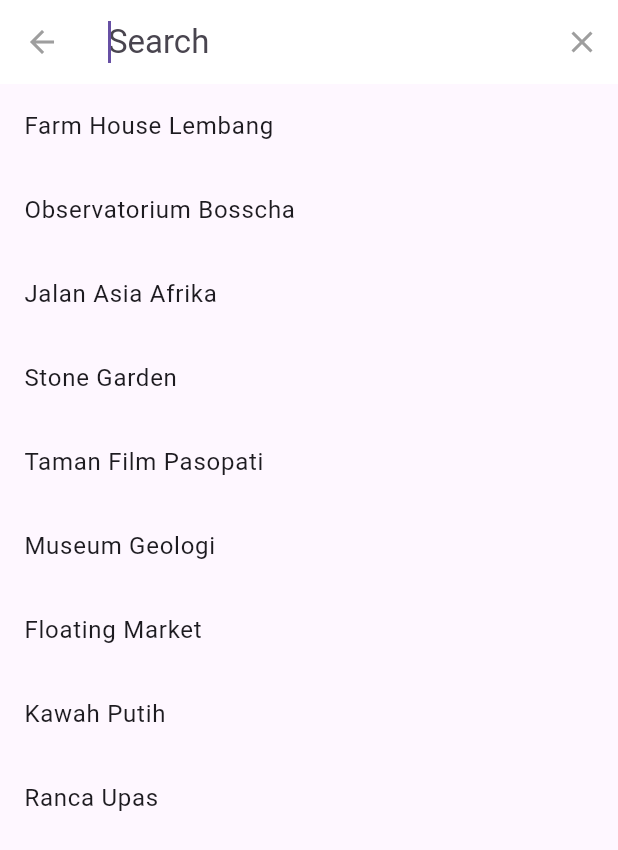
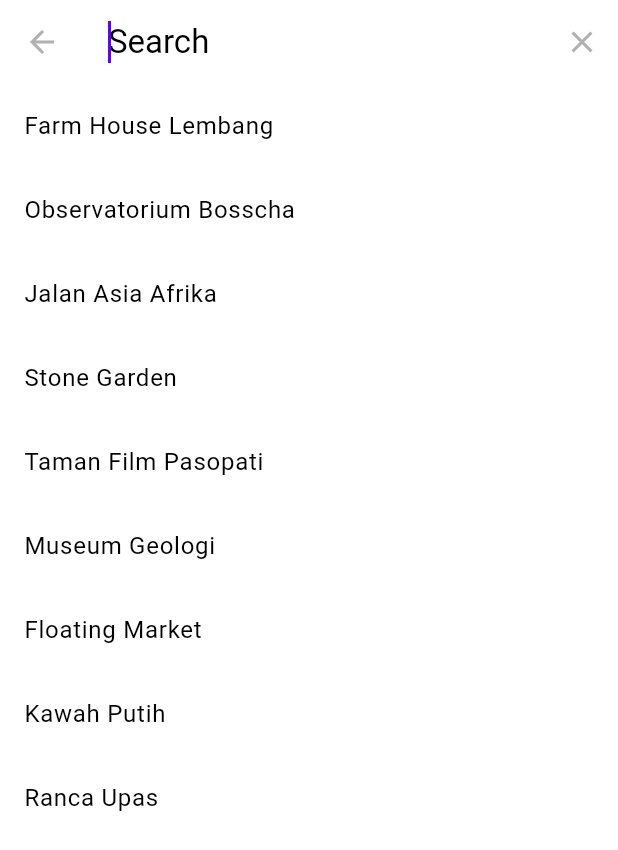
Before and after one commit to alfianfakhrudin2/wisatajogjaApp, a Flutter app: the screen it shows after launch, after a tap on the "search" icon, on a phone screen of 412 x 824 dp. Shown: the top 850 px of the screen. Run offline on Flutter 3.47's test engine with Material 3 defaults, Android fonts, the phone set to English and light mode, and no system bars; network calls fail.

Commit message:
menambahkan banner profile dan juga search udah aktif, nextnya nambah darkmode button

```diff
--- a/lib/main.dart
+++ b/lib/main.dart
@@ -1,22 +1,44 @@
 import 'package:flutter/material.dart';
-import 'package:wisatajogja/detail_screen.dart';
-import 'package:wisatajogja/main_screen.dart';
+import 'package:flutter/services.dart';
+import 'package:wisatajogja/screen/detail_screen.dart';
+import 'package:wisatajogja/screen/main_screen.dart';
 import 'package:wisatajogja/model/tourism_place.dart';
+import 'package:wisatajogja/provider/themeProv.dart';
+import 'package:flutter/material.dart';
+import 'package:provider/provider.dart';
+// void main() => runApp(const MainApp());
 
-void main() => runApp(const MainApp());
+Future main() async {
+  WidgetsFlutterBinding.ensureInitialized();
+  await SystemChrome.setPreferredOrientations([
+    DeviceOrientation.portraitUp,
+    DeviceOrientation.portraitDown,
+  ]);
+
+  runApp(MainApp());
+}
 
 class MainApp extends StatelessWidget {
   const MainApp({Key? key}) : super(key: key);
 
+  static const String title = 'Wisata Jogja';
+
   @override
-  Widget build(BuildContext context) {
-    return MaterialApp(
-      title: 'wisata jogja',
-      theme: ThemeData(),
-      debugShowCheckedModeBanner: false,
-      home: const MainScreen(),
-    );
-  }
+  Widget build(BuildContext context) => ChangeNotifierProvider(
+        create: (context) => Themeprov(),
+        builder: (context, _) {
+          final themeProv = Provider.of<Themeprov>(context);
+
+          return MaterialApp(
+            title: 'wisata jogja',
+            debugShowCheckedModeBanner: false,
+            themeMode: themeProv.themeMode,
+            theme: myThemes.lightTheme,
+            darkTheme: myThemes.darkTheme,
+            home: MainScreen(),
+          );
+        },
+      );
 }
 
 // class HomeScreen extends StatelessWidget {
--- a/lib/main_screen.dart
+++ /dev/null
@@ -1,239 +0,0 @@
-import 'dart:math';
-
-import 'package:flutter/material.dart';
-import 'package:wisatajogja/detail_screen.dart';
-import 'package:wisatajogja/model/tourism_place.dart';
-
-class MainScreen extends StatefulWidget {
-  const MainScreen({Key? key}) : super(key: key);
-
-  @override
-  State<MainScreen> createState() => _MainScreenState();
-}
-
-class _MainScreenState extends State<MainScreen> {
-  late List<TourismPlace> filteredPlaces;
-
-  @override
-  void initState() {
-    super.initState();
-    filteredPlaces = tourismPlaceList;
-  }
-
-  // void _filterPlaces(String query) {
-
-  // }
-
-  @override
-  Widget build(BuildContext context) {
-    return Scaffold(
-      appBar: AppBar(
-        title: Text('Wisata Bandung'),
-        backgroundColor: const Color.fromARGB(255, 198, 209, 226),
-        actions: [
-          IconButton(
-            icon: const Icon(Icons.search,
-                color: Color.fromARGB(255, 19, 18, 18)),
-            onPressed: () {
-              showSearch(context: context, delegate: PlaceSearchDelegate());
-            },
-          ),
-        ],
-        leading: IconButton(
-          icon: const Icon(Icons.menu, color: Color.fromARGB(255, 20, 20, 20)),
-          onPressed: () {},
-        ),
-      ),
-      body: LayoutBuilder(
-        builder: (BuildContext context, BoxConstraints constraints) {
-          if (constraints.maxWidth <= 600) {
-            return TourismPlaceList();
-          } else if (constraints.maxWidth <= 1200) {
-            return const TourismPlaceGrid(gridCount: 4);
-          } else {
-            return const TourismPlaceGrid(gridCount: 6);
-          }
-        },
-      ),
-    );
-  }
-}
-
-//untuk list view
-class TourismPlaceList extends StatelessWidget {
-  const TourismPlaceList({Key? key}) : super(key: key);
-
-  @override
-  Widget build(BuildContext context) {
-    return ListView.builder(
-      itemCount: tourismPlaceList.length,
-      itemBuilder: (context, index) {
-        final TourismPlace place = tourismPlaceList[index];
-        return InkWell(
-          onTap: () {
-            Navigator.push(
-              context,
-              MaterialPageRoute(
-                builder: (context) {
-                  return DetailScreen(
-                    place: place,
-                  );
-                },
-              ),
-            );
-          },
-          child: Card(
-            child: Row(
-              crossAxisAlignment: CrossAxisAlignment.start,
-              children: <Widget>[
-                Expanded(
-                  flex: 1,
-                  child: Image.asset(place.imageAsset),
-                ),
-                Expanded(
-                  flex: 2,
-                  child: Padding(
-                    padding: const EdgeInsets.all(8.0),
-                    child: Column(
-                      crossAxisAlignment: CrossAxisAlignment.start,
-                      mainAxisSize: MainAxisSize.min,
-                      children: <Widget>[
-                        Text(
-                          place.name,
-                          style: const TextStyle(fontSize: 16.0),
-                        ),
-                        Text(place.location),
-                      ],
-                    ),
-                  ),
-                ),
-              ],
-            ),
-          ),
-        );
-      },
-    );
-  }
-}
-
-//untuk grid view
-class TourismPlaceGrid extends StatelessWidget {
-  final int gridCount;
-  const TourismPlaceGrid({Key? key, required this.gridCount}) : super(key: key);
-
-  @override
-  Widget build(BuildContext context) {
-    return Padding(
-      padding: const EdgeInsets.all(16.0),
-      child: GridView.count(
-        crossAxisCount: gridCount,
-        crossAxisSpacing: 16,
-        mainAxisSpacing: 16,
-        children: tourismPlaceList.map((place) {
-          return InkWell(
-            onTap: () {
-              Navigator.push(
-                context,
-                MaterialPageRoute(
-                  builder: (context) {
-                    return DetailScreen(
-                      place: place,
-                    );
-                  },
-                ),
-              );
-            },
-            child: Card(
-              child: Column(
-                crossAxisAlignment: CrossAxisAlignment.stretch,
-                children: [
-                  Expanded(
-                    flex: 1,
-                    child: Image.asset(
-                      place.imageAsset,
-                      fit: BoxFit.cover,
-                    ),
-                  ),
-                  const SizedBox(height: 8.0),
-                  Padding(
-                    padding: const EdgeInsets.all(8.0),
-                    child: Text(
-                      place.name,
-                      style: const TextStyle(
-                          fontSize: 16.0, fontWeight: FontWeight.bold),
-                    ),
-                  ),
-                  Padding(
-                    padding: const EdgeInsets.all(8.0),
-                    child: Text(place.location),
-                  ),
-                ],
-              ),
-            ),
-          );
-        }).toList(),
-      ),
-    );
-  }
-}
-
-class PlaceSearchDelegate extends SearchDelegate<String> {
-  @override
-  List<Widget> buildActions(BuildContext context) {
-    return [
-      IconButton(
-        icon: const Icon(Icons.clear),
-        onPressed: () {
-          query = '';
-        },
-      ),
-    ];
-  }
-
-  @override
-  Widget buildLeading(BuildContext context) {
-    return IconButton(
-      icon: const Icon(Icons.arrow_back),
-      onPressed: () {
-        close(context, '');
-      },
-    );
-  }
-
-  @override
-  Widget buildResults(BuildContext context) {
-    return Center(
-      child: Text('No results found for "$query"'),
-    );
-  }
-
-  @override
-  Widget buildSuggestions(BuildContext context) {
-    final List<TourismPlace> filteredPlaces = tourismPlaceList
-        .where(
-            (place) => place.name.toLowerCase().contains(query.toLowerCase()))
-        .toList();
-
-    return ListView.builder(
-      itemCount: filteredPlaces.length,
-      itemBuilder: (context, index) {
-        final TourismPlace place = filteredPlaces[index];
-        return ListTile(
-          title: Text(place.name),
-          onTap: () {
-            Navigator.push(
-              context,
-              MaterialPageRoute(
-                builder: (context) {
-                  return DetailScreen(
-                    place: place,
-                  );
-                },
-              ),
-            );
-          },
-        );
-      },
-    );
-  }
-}
--- /dev/null
+++ b/lib/provider/themeProv.dart
@@ -0,0 +1,40 @@
+import 'package:flutter/material.dart';
+import 'package:flutter/scheduler.dart';
+
+class Themeprov with ChangeNotifier {
+  ThemeMode themeMode = ThemeMode.system;
+
+  bool get isDarkMode {
+    if (themeMode == ThemeMode.system) {
+      final brightness = SchedulerBinding.instance.window.platformBrightness;
+      return brightness == Brightness.dark;
+    } else {
+      return themeMode == ThemeMode.dark;
+    }
+  }
+
+  void toggleTheme(bool isOn) {
+    themeMode = isOn ? ThemeMode.dark : ThemeMode.light;
+    notifyListeners();
+  }
+}
+
+class myThemes {
+  static final darkTheme = ThemeData(
+    scaffoldBackgroundColor: Colors.grey.shade900,
+    primaryColor: Colors.black,
+    colorScheme: ColorScheme.dark(),
+    iconTheme: IconThemeData(color: Colors.purple.shade200, opacity: 0.8),
+    textTheme: TextTheme(
+      bodyText1: TextStyle(color: Colors.white),
+      bodyText2: TextStyle(color: Colors.white),
+    ),
+  );
+
+  static final lightTheme = ThemeData(
+    scaffoldBackgroundColor: Colors.white,
+    primaryColor: Colors.white,
+    colorScheme: ColorScheme.light(),
+    iconTheme: IconThemeData(color: Colors.red, opacity: 0.8),
+  );
+}
--- a/lib/detail_screen.dart
+++ b/lib/screen/detail_screen.dart
@@ -1,7 +1,7 @@
 import 'package:flutter/foundation.dart';
 import 'package:flutter/material.dart';
 import 'package:wisatajogja/model/tourism_place.dart';
-import 'package:wisatajogja/main_screen.dart';
+import 'package:wisatajogja/screen/main_screen.dart';
 
 var informationTextStyle = const TextStyle(fontFamily: 'Oxygen');
 
@@ -140,7 +140,7 @@ class _DetailWebPageState extends State<DetailWebPage> {
                                   ),
                                 ],
                               ),
-                              SizedBox(
+                              const SizedBox(
                                 height: 20,
                               ),
                               Row(
--- /dev/null
+++ b/lib/screen/main_screen.dart
@@ -0,0 +1,335 @@
+import 'package:flutter/material.dart';
+import 'package:flutter/widgets.dart';
+import 'package:wisatajogja/screen/detail_screen.dart';
+import 'package:wisatajogja/model/tourism_place.dart';
+
+class MainScreen extends StatefulWidget {
+  const MainScreen({Key? key}) : super(key: key);
+
+  @override
+  State<MainScreen> createState() => _MainScreenState();
+}
+
+class _MainScreenState extends State<MainScreen> {
+  late List<TourismPlace> filteredPlaces;
+
+  @override
+  void initState() {
+    super.initState();
+    filteredPlaces = tourismPlaceList;
+  }
+
+  @override
+  Widget build(BuildContext context) {
+    return Scaffold(
+      appBar: AppBar(
+        title: Text('Wisata Bandung'),
+        actions: [
+          IconButton(
+            icon: const Icon(
+              Icons.search,
+            ),
+            onPressed: () {
+              showSearch(context: context, delegate: PlaceSearchDelegate());
+            },
+          ),
+          IconButton(onPressed: () {}, icon: const Icon(Icons.settings))
+        ],
+        shape: RoundedRectangleBorder(
+          borderRadius: BorderRadius.only(
+            bottomLeft: Radius.circular(20),
+            bottomRight: Radius.circular(20),
+          ),
+        ),
+      ),
+      body: Column(
+        crossAxisAlignment: CrossAxisAlignment.start,
+        children: [
+          Container(
+            margin: EdgeInsets.only(top: 16.0, left: 16.0, right: 16.0),
+            width: double.infinity,
+            height: 100,
+            padding: EdgeInsets.all(16.0),
+            decoration: BoxDecoration(
+              gradient: LinearGradient(
+                begin: Alignment.topLeft,
+                end: Alignment.bottomRight,
+                colors: [
+                  Colors.blue,
+                  Colors.green,
+                ],
+              ),
+              borderRadius: BorderRadius.only(
+                topLeft: Radius.circular(10),
+                topRight: Radius.circular(10),
+                bottomLeft: Radius.circular(10),
+                bottomRight: Radius.circular(10),
+              ),
+            ),
+            child: Row(
+              crossAxisAlignment: CrossAxisAlignment.start,
+              children: [
+                CircleAvatar(
+                  backgroundColor: Colors.white,
+                  // Ganti dengan gambar profil
+                  backgroundImage: AssetImage('assets/farm-house.jpg'),
+                  radius: 30,
+                ),
+                SizedBox(width: 16.0),
+                Column(
+                  crossAxisAlignment: CrossAxisAlignment.start,
+                  mainAxisAlignment: MainAxisAlignment.center,
+                  children: [
+                    Text(
+                      'Nama Anda', // Ganti dengan nama pengguna
+                      style: TextStyle(
+                        color: Colors.white,
+                        fontSize: 18.0,
+                        fontWeight: FontWeight.bold,
+                      ),
+                    ),
+                    SizedBox(height: 4.0),
+                    Text(
+                      'email@example.com', // Ganti dengan email pengguna
+                      style: TextStyle(
+                        color: Colors.white,
+                        fontSize: 14.0,
+                      ),
+                    ),
+                  ],
+                ),
+              ],
+            ),
+          ),
+          Expanded(
+            child: LayoutBuilder(
+              builder: (BuildContext context, BoxConstraints constraints) {
+                if (constraints.maxWidth <= 600) {
+                  return Padding(
+                      padding: const EdgeInsets.only(top: 16.0),
+                      child: TourismPlaceList());
+                } else if (constraints.maxWidth <= 1200) {
+                  return const TourismPlaceGrid(gridCount: 4);
+                } else {
+                  return const TourismPlaceGrid(gridCount: 6);
+                }
+              },
+            ),
+          ),
+        ],
+      ),
+    );
+  }
+}
+
+//untuk list view
+class TourismPlaceList extends StatelessWidget {
+  const TourismPlaceList({Key? key}) : super(key: key);
+
+  @override
+  Widget build(BuildContext context) {
+    padding:
+    const EdgeInsets.only(top: 80.0);
+    return SizedBox(
+      child: ListView.builder(
+        itemCount: tourismPlaceList.length,
+        itemBuilder: (context, index) {
+          final TourismPlace place = tourismPlaceList[index];
+          return InkWell(
+            onTap: () {
+              Navigator.push(
+                context,
+                MaterialPageRoute(
+                  builder: (context) {
+                    return DetailScreen(
+                      place: place,
+                    );
+                  },
+                ),
+              );
+            },
+            child: Card(
+              margin: const EdgeInsets.only(
+                  top: 6, bottom: 10, right: 20, left: 20),
+              child: Container(
+                decoration: BoxDecoration(
+                  borderRadius: BorderRadius.only(
+                    topLeft: Radius.circular(20),
+                    topRight: Radius.circular(20),
+                  ),
+                ),
+                height: 110,
+                child: Row(
+                  crossAxisAlignment: CrossAxisAlignment.start,
+                  mainAxisSize: MainAxisSize.max,
+                  children: <Widget>[
+                    Expanded(
+                      flex: 1,
+                      child: Container(
+                        height: MediaQuery.of(context).size.height,
+                        child: Padding(
+                          padding: EdgeInsets.only(
+                            left: 16.0,
+                            top: 10.0,
+                            bottom: 10.0,
+                          ), // Atur padding di sebelah kiri,
+                          child: ClipRRect(
+                            child: Image.asset(
+                              place.imageAsset,
+                              fit: BoxFit.cover,
+                            ),
+                            borderRadius: BorderRadius.circular(8.0),
+                          ),
+                        ),
+                      ),
+                    ),
+                    Expanded(
+                      flex: 2,
+                      child: Padding(
+                        padding: const EdgeInsets.all(8.0),
+                        child: Column(
+                          crossAxisAlignment: CrossAxisAlignment.start,
+                          mainAxisSize: MainAxisSize.min,
+                          children: <Widget>[
+                            Text(
+                              place.name,
+                              style: const TextStyle(
+                                  fontSize: 16.0, fontWeight: FontWeight.bold),
+                            ),
+                            Text(place.location),
+                          ],
+                        ),
+                      ),
+                    ),
+                  ],
+                ),
+              ),
+            ),
+          );
+        },
+      ),
+    );
+  }
+}
+
+//untuk grid view
+class TourismPlaceGrid extends StatelessWidget {
+  final int gridCount;
+  const TourismPlaceGrid({Key? key, required this.gridCount}) : super(key: key);
+
+  @override
+  Widget build(BuildContext context) {
+    return Padding(
+      padding: const EdgeInsets.all(16.0),
+      child: GridView.count(
+        crossAxisCount: gridCount,
+        crossAxisSpacing: 16,
+        mainAxisSpacing: 16,
+        children: tourismPlaceList.map((place) {
+          return InkWell(
+            onTap: () {
+              Navigator.push(
+                context,
+                MaterialPageRoute(
+                  builder: (context) {
+                    return DetailScreen(
+                      place: place,
+                    );
+                  },
+                ),
+              );
+            },
+            child: Card(
+              child: Column(
+                crossAxisAlignment: CrossAxisAlignment.stretch,
+                children: [
+                  Expanded(
+                    flex: 1,
+                    child: Image.asset(
+                      place.imageAsset,
+                      fit: BoxFit.cover,
+                    ),
+                  ),
+                  const SizedBox(height: 8.0),
+                  Padding(
+                    padding: const EdgeInsets.all(8.0),
+                    child: Text(
+                      place.name,
+                      style: const TextStyle(
+                          fontSize: 16.0, fontWeight: FontWeight.bold),
+                    ),
+                  ),
+                  Padding(
+                    padding: const EdgeInsets.all(8.0),
+                    child: Text(place.location),
+                  ),
+                ],
+              ),
+            ),
+          );
+        }).toList(),
+      ),
+    );
+  }
+}
+
+class PlaceSearchDelegate extends SearchDelegate<String> {
+  @override
+  List<Widget> buildActions(BuildContext context) {
+    return [
+      IconButton(
+        icon: const Icon(Icons.clear),
+        onPressed: () {
+          query = '';
+        },
+      ),
+    ];
+  }
+
+  @override
+  Widget buildLeading(BuildContext context) {
+    return IconButton(
+      icon: const Icon(Icons.arrow_back),
+      onPressed: () {
+        close(context, '');
+      },
+    );
+  }
+
+  @override
+  Widget buildResults(BuildContext context) {
+    return Center(
+      child: Text('No results found for "$query"'),
+    );
+  }
+
+  @override
+  Widget buildSuggestions(BuildContext context) {
+    final List<TourismPlace> filteredPlaces = tourismPlaceList
+        .where(
+            (place) => place.name.toLowerCase().contains(query.toLowerCase()))
+        .toList();
+
+    return ListView.builder(
+      itemCount: filteredPlaces.length,
+      itemBuilder: (context, index) {
+        final TourismPlace place = filteredPlaces[index];
+        return ListTile(
+          title: Text(place.name),
+          onTap: () {
+            Navigator.push(
+              context,
+              MaterialPageRoute(
+                builder: (context) {
+                  return DetailScreen(
+                    place: place,
+                  );
+                },
+              ),
+            );
+          },
+        );
+      },
+    );
+  }
+}
--- a/pubspec.yaml
+++ b/pubspec.yaml
@@ -9,6 +9,7 @@ environment:
 dependencies:
   flutter:
     sdk: flutter
+  provider: ^6.1.2
 
 dev_dependencies:
   flutter_test:
```
Also changed, not shown: pubspec.lock.
